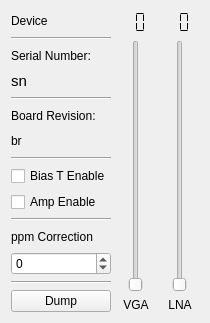
This is src/devices/hackrf-handler/hackrf-widget.ui in tomneda/DABstar as Qt 5 draws it before an edit. The edited form follows.
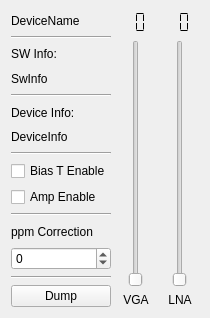
This is the edited form.

Commit message: Refine HackRfHandler

Diff of the .ui file:
```diff
--- a/src/devices/hackrf-handler/hackrf-widget.ui
+++ b/src/devices/hackrf-handler/hackrf-widget.ui
@@ -7,7 +7,7 @@
     <x>0</x>
     <y>0</y>
     <width>210</width>
-    <height>323</height>
+    <height>318</height>
    </rect>
   </property>
   <property name="windowTitle">
@@ -19,7 +19,7 @@
      <item>
       <widget class="QLabel" name="usb_board_id_display">
        <property name="text">
-        <string>Device</string>
+        <string>DeviceName</string>
        </property>
       </widget>
      </item>
@@ -33,19 +33,14 @@
      <item>
       <widget class="QLabel" name="label_6">
        <property name="text">
-        <string>Serial Number:</string>
+        <string>SW Info:</string>
        </property>
       </widget>
      </item>
      <item>
-      <widget class="QLabel" name="lblSerialNum">
-       <property name="font">
-        <font>
-         <pointsize>11</pointsize>
-        </font>
-       </property>
+      <widget class="QLabel" name="lblSwInfo">
        <property name="text">
-        <string>sn</string>
+        <string>SwInfo</string>
        </property>
       </widget>
      </item>
@@ -59,14 +54,14 @@
      <item>
       <widget class="QLabel" name="label_5">
        <property name="text">
-        <string>Board Revision:</string>
+        <string>Device Info:</string>
        </property>
       </widget>
      </item>
      <item>
       <widget class="QLabel" name="lblBoardRev">
        <property name="text">
-        <string>br</string>
+        <string>DeviceInfo</string>
        </property>
       </widget>
      </item>
```
Left out of the diff: 4 changed lines with no effect on the pictures. The commit also changes 2 other files.
